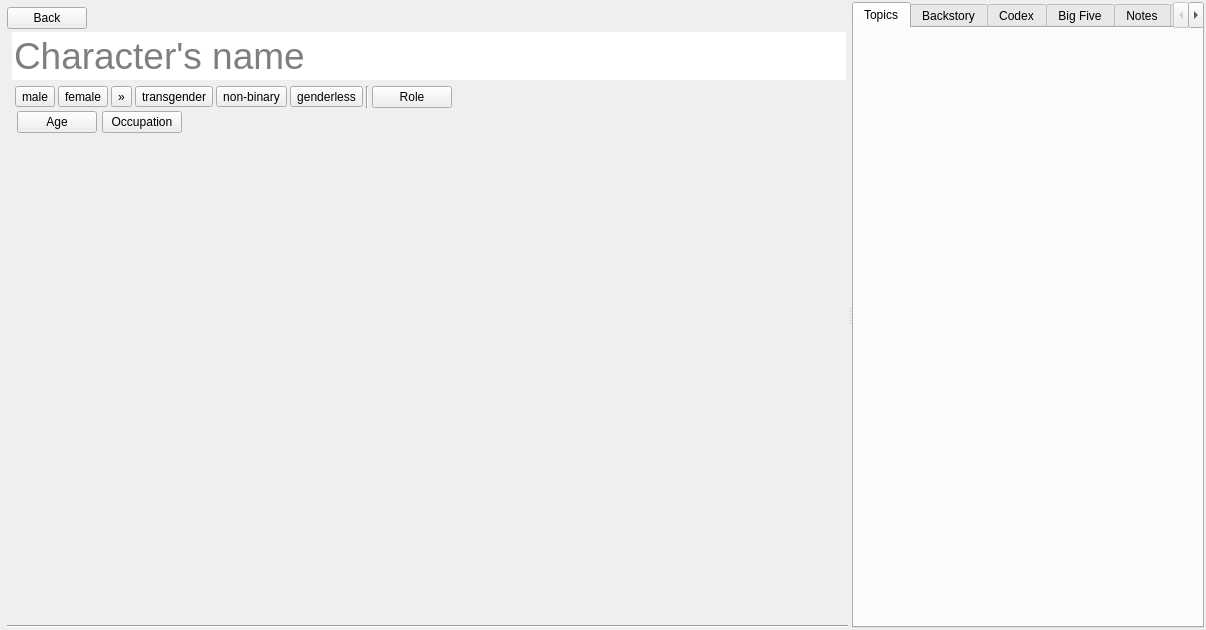
plotlyst/plotlyst-app, file ui/character_editor.ui: the form before one commit.
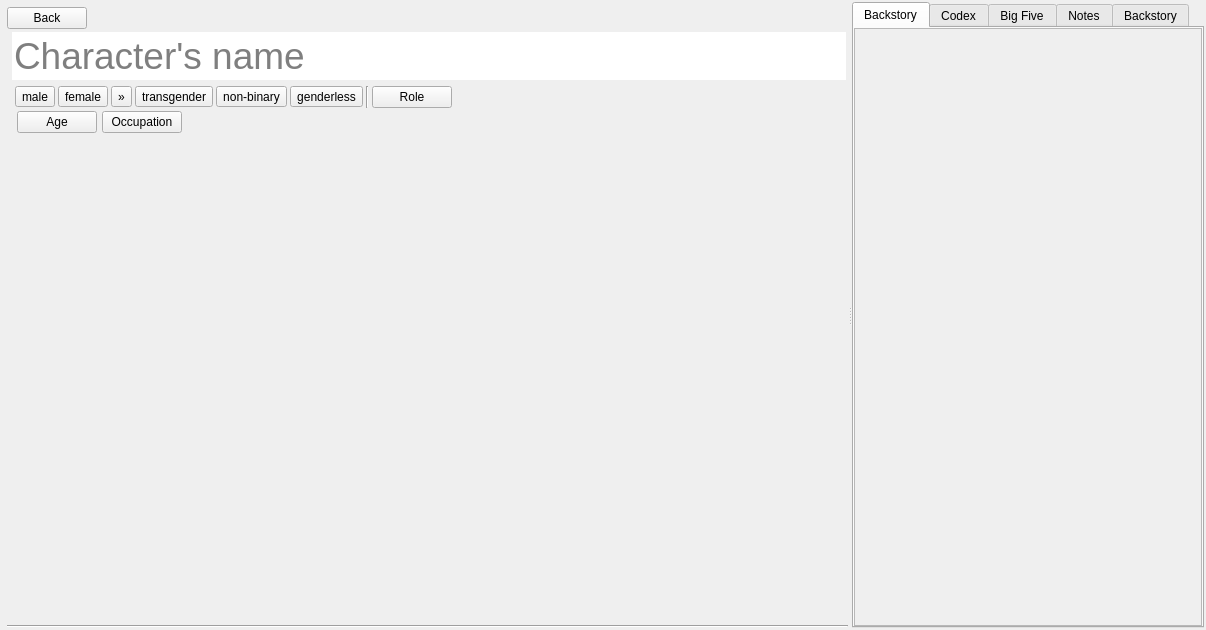
The form after the commit. The open tabs and pages were chosen to show the change. Custom widgets are drawn as their Qt base class.

Commit message: migrate topics

What changed in the file:
```diff
--- a/ui/character_editor.ui
+++ b/ui/character_editor.ui
@@ -511,31 +511,6 @@
       <property name="currentIndex">
        <number>2</number>
       </property>
-      <widget class="QWidget" name="tabTopics">
-       <property name="relaxed-white-bg" stdset="0">
-        <bool>true</bool>
-       </property>
-       <attribute name="title">
-        <string>Topics</string>
-       </attribute>
-       <layout class="QVBoxLayout" name="verticalLayout_6">
-        <property name="spacing">
-         <number>3</number>
-        </property>
-        <property name="leftMargin">
-         <number>25</number>
-        </property>
-        <property name="topMargin">
-         <number>15</number>
-        </property>
-        <property name="rightMargin">
-         <number>0</number>
-        </property>
-        <property name="bottomMargin">
-         <number>0</number>
-        </property>
-       </layout>
-      </widget>
       <widget class="QWidget" name="tabBackstory">
        <attribute name="title">
         <string>Backstory</string>
```
Left out of the diff: 2 changed lines with no effect on the pictures. The commit also changes 3 other files.
